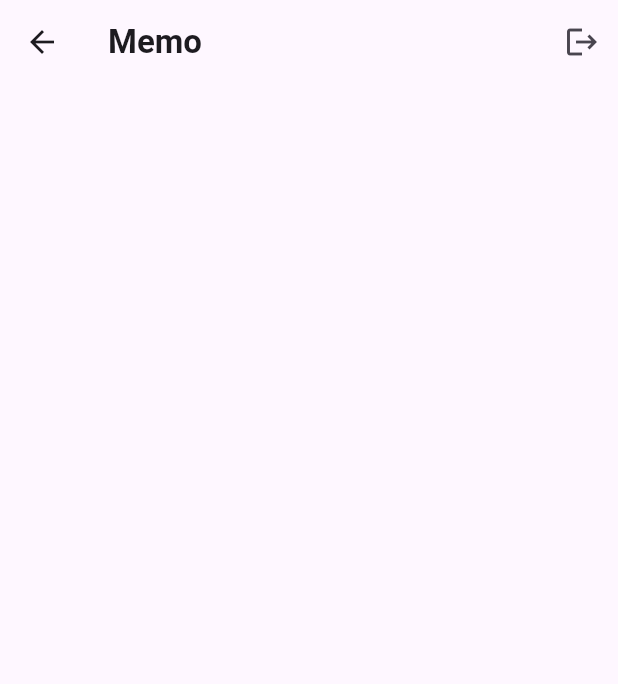
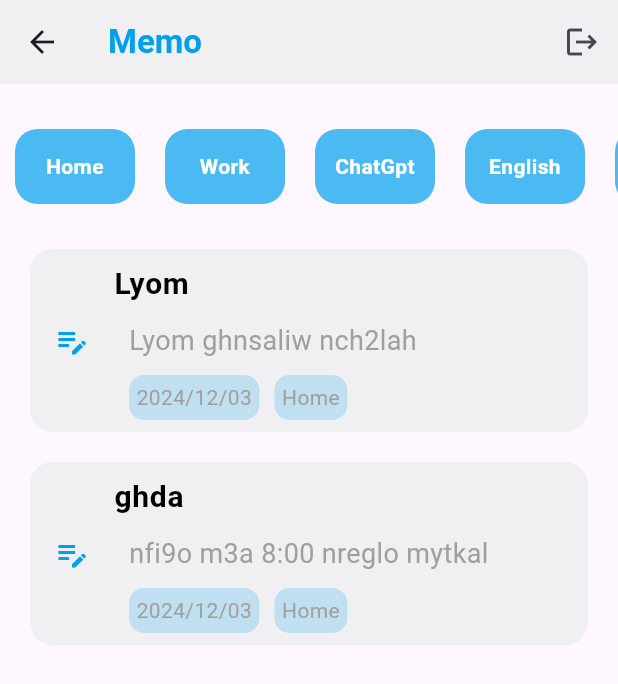
Before and after one commit to mazineab/note_app_flutter, a Flutter app: the AppHome screen opened by its route, on a phone screen of 412 x 824 dp. Shown: the top 684 px of the screen. Run offline on Flutter 3.47's test engine with Material 3 defaults, Android fonts, the phone set to English and light mode, and no system bars; our stand-ins replace custom_sliding_segmented_control, get, shared_preferences; accounts and stored records are empty.

Commit message:
category&List

```diff
--- a/lib/core/utils/constant.dart
+++ b/lib/core/utils/constant.dart
@@ -8,6 +8,7 @@ class Constants{
   static const Color colorwhite=Colors.white;
   static const Color colorGrey=Color(0xFFf0f0f2);
   static const Color colorGreyText=Color(0xFF9f9f9f);
+  static const Color ColorGreyBack=Color(0xFFfafafa);
 
   static const String link="http://192.168.1.2:8000/api";
 }
--- a/lib/data/models/note.dart
+++ b/lib/data/models/note.dart
@@ -2,8 +2,9 @@ class Note{
   int? id,category_id;
   String? name,content;
   DateTime? createdAt,updatedAt;
+  String? nameCategory;
 
-  Note({this.id,this.category_id,this.name,this.content,this.createdAt,this.updatedAt});
+  Note({this.id,this.category_id,this.name,this.content,this.nameCategory,this.createdAt,this.updatedAt});
 
   factory Note.fromJson(Map<String,dynamic> map){
     return Note(
--- a/lib/features/category/controllers/category_controller.dart
+++ b/lib/features/category/controllers/category_controller.dart
@@ -0,0 +1,7 @@
+import 'package:get/get.dart';
+
+class CategoryController extends GetxController{
+  void updatee(){
+    update();
+  }
+}
--- a/lib/features/category/screens/app_home.dart
+++ b/lib/features/category/screens/app_home.dart
@@ -1,8 +1,13 @@
 
 import 'package:flutter/cupertino.dart';
 import 'package:flutter/material.dart';
+import 'package:flutter/widgets.dart';
 import 'package:get/get.dart';
 import 'package:get/get_core/src/get_main.dart';
+import 'package:note_app_flutter/core/utils/constant.dart';
+import 'package:note_app_flutter/data/models/category.dart';
+import 'package:note_app_flutter/data/models/note.dart';
+import 'package:note_app_flutter/features/category/controllers/category_controller.dart';
 import '../../user/controllers/user_controller.dart';
 
 
@@ -11,11 +16,33 @@ class AppHome extends StatelessWidget {
 
   UserController userController = Get.find<UserController>();
 
+  var categoris=[
+    Category(nameCategory: "Home"),
+    Category(nameCategory:"Work"),
+    Category(nameCategory: "ChatGpt"),
+    Category(nameCategory: "English"),
+    Category(nameCategory: "daily"),
+    Category(nameCategory: "Passwords"),
+    Category(nameCategory: "links"),
+  ];
+
+  var listNotes=[
+    Note(name: "Lyom",nameCategory: "Home",content: "Lyom ghnsaliw nch2lah"),
+    Note(name: "ghda",nameCategory: "Home",content: "nfi9o m3a 8:00 nreglo mytkal"),
+    Note(name: "project Note",nameCategory: "Work",content: "had note app mzl fuha errors"),
+    Note(name: "writing",nameCategory: "English",content: "khsni nbda nregl writing bch ndevlope my english"),
+    Note(name: "gpt",nameCategory: "ChatGpt",content: "khsna gpt 4+"),
+    Note(name: "fb",nameCategory: "Passwords",content: "Mazine@123"),
+  ];
+
+  String selectedCategory = 'Home';
+
   @override
   Widget build(BuildContext context) {
     return  Scaffold(
       appBar: AppBar(
-        title: Text("Memo", style: TextStyle(fontWeight: FontWeight.bold)),
+        backgroundColor: Constants.colorGrey,
+        title: const Text("Memo", style: TextStyle(color:Constants.colorBlue,fontWeight: FontWeight.bold)),
         actions: [
           IconButton(
               onPressed: () {
@@ -24,35 +51,105 @@ class AppHome extends StatelessWidget {
               icon: const Icon(Icons.logout))
         ],
       ),
-      body: Container(
-        width: double.infinity,
-        child: Column(
-          children: [
-            // ButtonsTabBar(
-            //     // backgroundColor: Colors.red,
-            //     tabs: [
-            //       Tab(
-            //         text: "Home",
-            //       ),
-            //       Tab(
-            //         text: "ChatGpt",
-            //       ),
-            //       Tab(
-            //         text: "Work",
-            //       ),
-            //       Tab(
-            //         text: "English",
-            //       ),
-            //       Tab(
-            //         text: "Programming",
-            //       ),
-            //       Tab(
-            //         text: "Link",
-            //       ),
-            //     ]
-            // )
-          ],
-        ),
+      body: GetBuilder<CategoryController>(
+        init: CategoryController(),
+        builder: (controller){
+          List<Note> listFilter=listNotes.where((element) => element.nameCategory==selectedCategory).toList();
+          return Container(
+            width: double.infinity,
+            child: Column(
+              children: [
+                const SizedBox(height: 30),
+                Container(
+                  height: 50,
+                  child: ListView.builder(
+                      scrollDirection: Axis.horizontal,
+                      itemCount: categoris.length,
+                      itemBuilder: (context,index){
+                        return GestureDetector(
+                            child: Container(
+                              width: 80,
+                              margin: const EdgeInsets.symmetric(horizontal: 10),
+                              decoration: BoxDecoration(
+                                  color: Constants.colorBlue.withOpacity(0.7),
+                                  borderRadius: BorderRadius.circular(15)
+                              ),
+                              child: Center(
+                                child: Text(categoris[index].nameCategory!,
+                                    style: const TextStyle(fontWeight:FontWeight.bold,color:Colors.white)
+                                    ,textAlign: TextAlign.center),
+                              ),
+                            ),
+                            onTap:(){
+                              print("OKK");
+                              selectedCategory=categoris[index].nameCategory!;
+                              controller.update();
+                            }
+                        );
+                      }
+                  ),
+                ),
+                const SizedBox(height: 20),
+                Expanded(
+                    child: ListView.builder(
+                        itemCount: listFilter.length,
+                        itemBuilder: (context,index){
+                          return Container(
+                            margin: const EdgeInsets.symmetric(horizontal: 20,vertical:10),
+                            decoration: BoxDecoration(
+                              color: Constants.colorGrey,
+                              borderRadius: BorderRadius.circular(15)
+                            ),
+                            child: ListTile(
+                              leading: Icon(Icons.edit_note_outlined,color: Constants.colorBlue,),
+                              title: Text(listFilter[index].name!,
+                                style: const TextStyle(color: Colors.black,fontSize: 20,fontWeight: FontWeight.bold),),
+                              subtitle:Container(
+                                margin: EdgeInsets.only(left: 10),
+                                child: Column(
+                                  crossAxisAlignment: CrossAxisAlignment.start,
+                                  children: [
+                                    SizedBox(height: 10),
+                                    Text(listFilter[index].content!,style: TextStyle(fontSize: 18,color:Constants.colorGreyText)),
+                                    SizedBox(height: 10),
+                                    Row(
+                                      children: [
+                                        Container(
+                                            child: Padding(
+                                              padding: const EdgeInsets.all(5),
+                                              child: const Text("2024/12/03",style: TextStyle(color:Constants.colorGreyText)),
+                                            ),
+                                          decoration: BoxDecoration(
+                                            color: Constants.colorBlue.withOpacity(0.2),
+                                            borderRadius: BorderRadius.circular(10)
+                                          ),
+                                        ),
+                                        const SizedBox(width:10),
+                                        Container(
+                                            child: Padding(
+                                              padding: const EdgeInsets.all(5),
+                                              child: Text(listFilter[index].nameCategory!,style: const TextStyle(color:Constants.colorGreyText)),
+                                            ),
+                                            decoration: BoxDecoration(
+                                              color: Constants.colorBlue.withOpacity(0.2),
+                                              borderRadius: BorderRadius.circular(10)
+                                            ),
+                                        ),
+                                      ],
+                                    ),
+                                  ],
+                                ),
+                              ),
+                            ),
+                          );
+                        }
+                    )
+                )
+              ],
+            ),
+          );
+        },
+
       ),
     );;
   }
```
